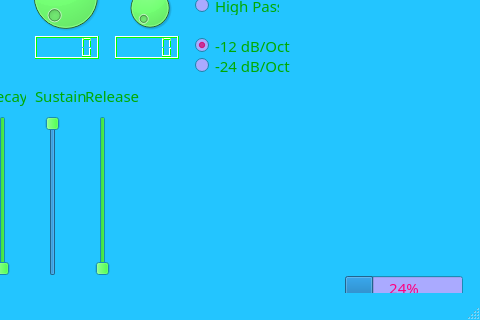
This is mainwindow.ui in FlorentE96/Projet-additive-synth as Qt 5 draws it before an edit; both pictures show x 105 to 585 and y 81 to 401 of the 585 by 401 pixel window. The edited form follows.
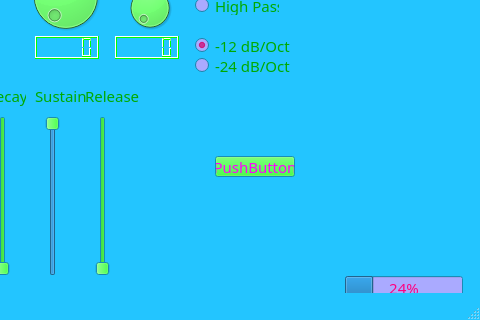
This is the edited form.

The edit to the form file:
```diff
--- a/mainwindow.ui
+++ b/mainwindow.ui
@@ -729,6 +729,19 @@
      <number>24</number>
     </property>
    </widget>
+   <widget class="QPushButton" name="pushButton">
+    <property name="geometry">
+     <rect>
+      <x>320</x>
+      <y>210</y>
+      <width>80</width>
+      <height>21</height>
+     </rect>
+    </property>
+    <property name="text">
+     <string>PushButton</string>
+    </property>
+   </widget>
   </widget>
   <widget class="QMenuBar" name="menuBar">
    <property name="geometry">
```
Left out of the diff: 2 changed lines with no effect on the pictures.
